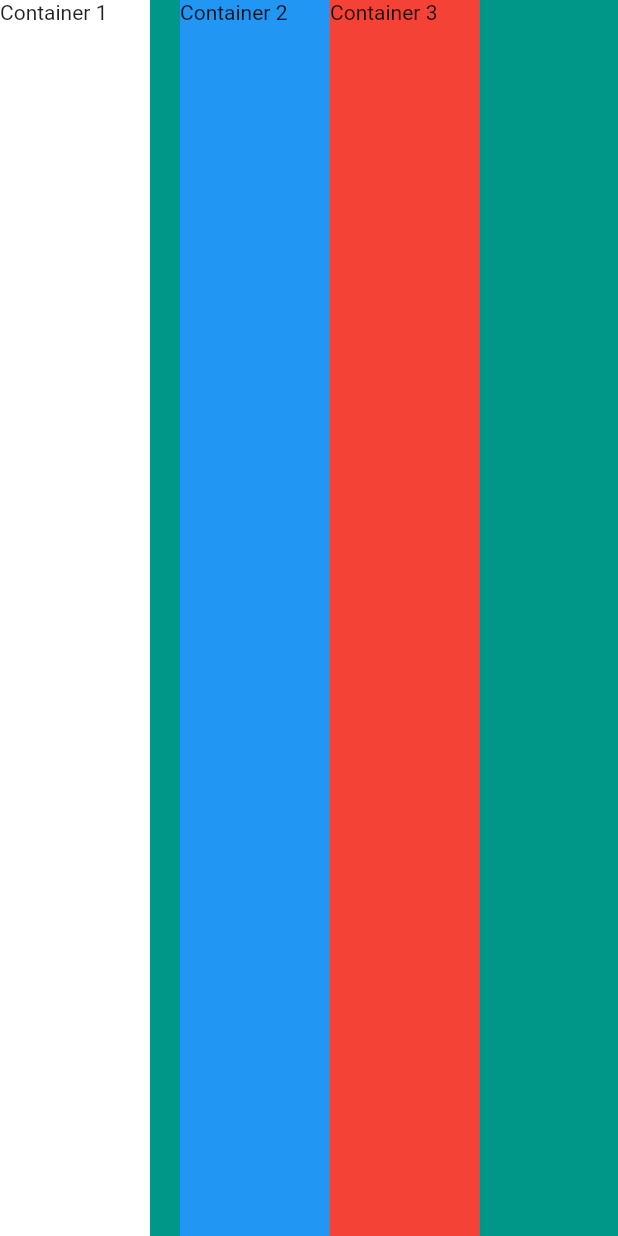
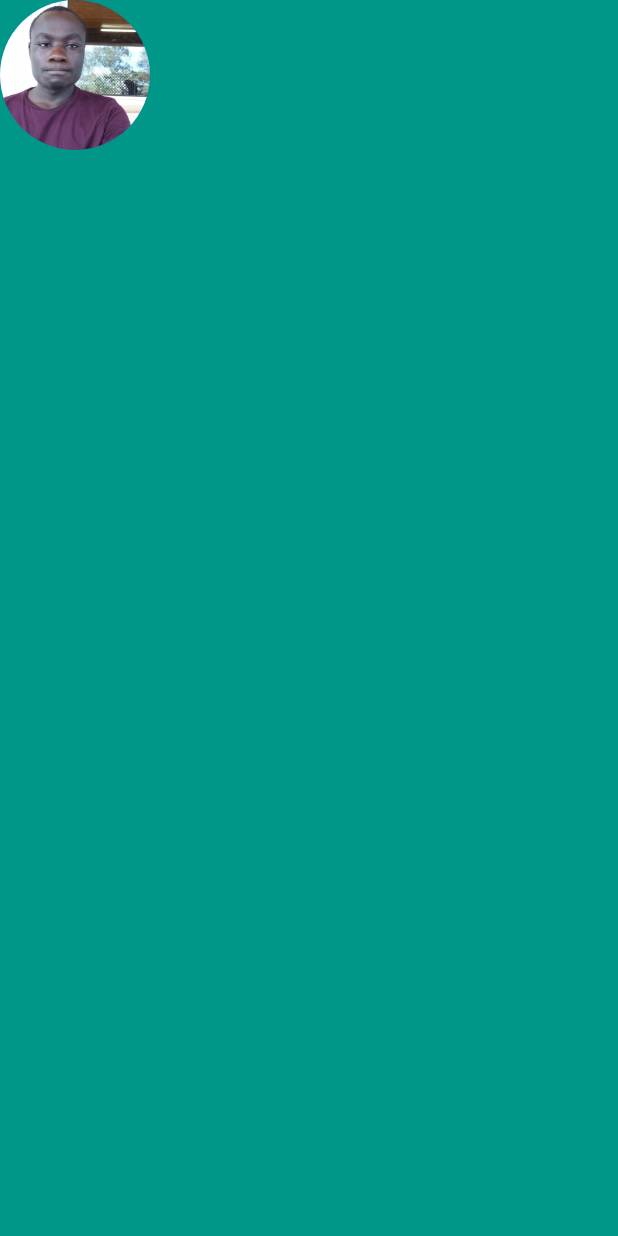
Before and after one commit to kelvinbush/mi_card, a Flutter app: the screen it shows after launch, on a phone screen of 412 x 824 dp. Run offline on Flutter 3.47's test engine with Material 2 defaults, Android fonts, the phone set to English and light mode, and no system bars.

Commit message:
adding avatar
Signed-off-by: Kelvin Bush <kelybush@gmail.com>

```diff
--- a/lib/main.dart
+++ b/lib/main.dart
@@ -14,31 +14,14 @@ class MyApp extends StatelessWidget {
       home: Scaffold(
         backgroundColor: Colors.teal,
         body: SafeArea(
-          child: Row(
-            crossAxisAlignment: CrossAxisAlignment.stretch,
-            children: <Widget>[
-              Container(
-                height: 100.0,
-                width: 100.0,
-                color: Colors.white,
-                child: Text("Container 1"),
-              ),
-              SizedBox(width: 20.0),
-              Container(
-                width: 100.0,
-                height: 100.0,
-                color: Colors.blue,
-                child: Text("Container 2"),
-              ),
-              Container(
-                width: 100.0,
-                height: 100.0,
-                color: Colors.red,
-                child: Text("Container 3"),
-              )
-            ],
-          ),
-        ),
+            child: Column(
+          children: [
+            CircleAvatar(
+              radius: 50.0,
+              backgroundImage: AssetImage('images/kelvin.jpg'),
+            ),
+          ],
+        )),
       ),
     );
   }
```
Also changed, not shown: pubspec.yaml (+3 -54 lines), images/kelvin.jpg (added).
